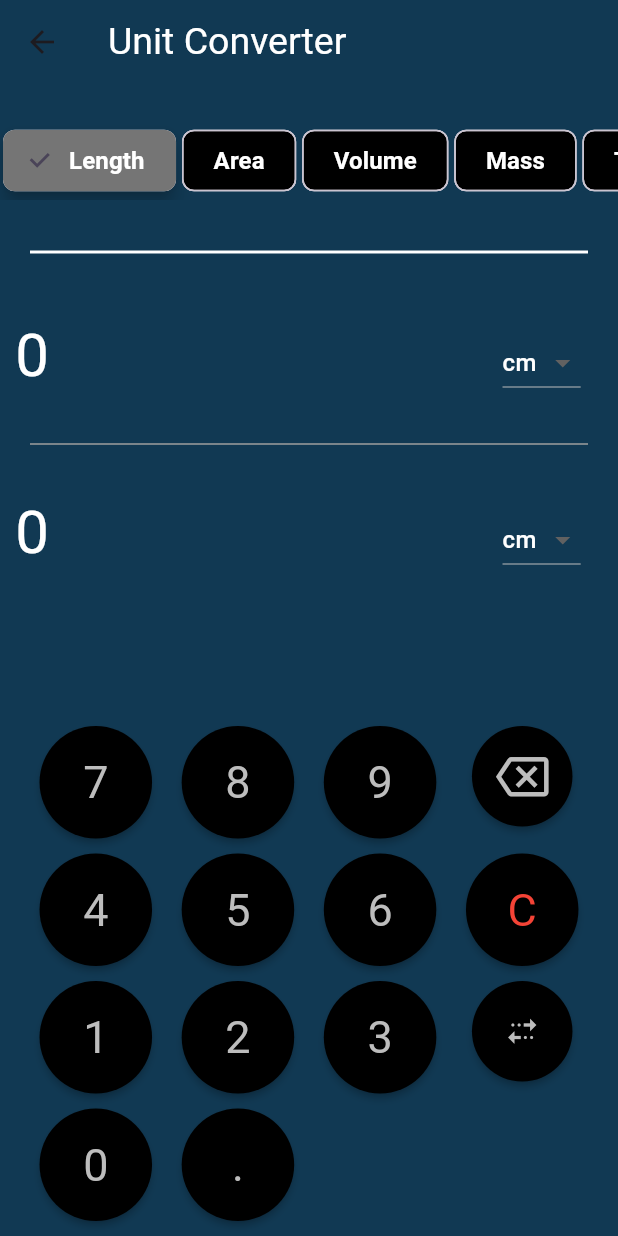
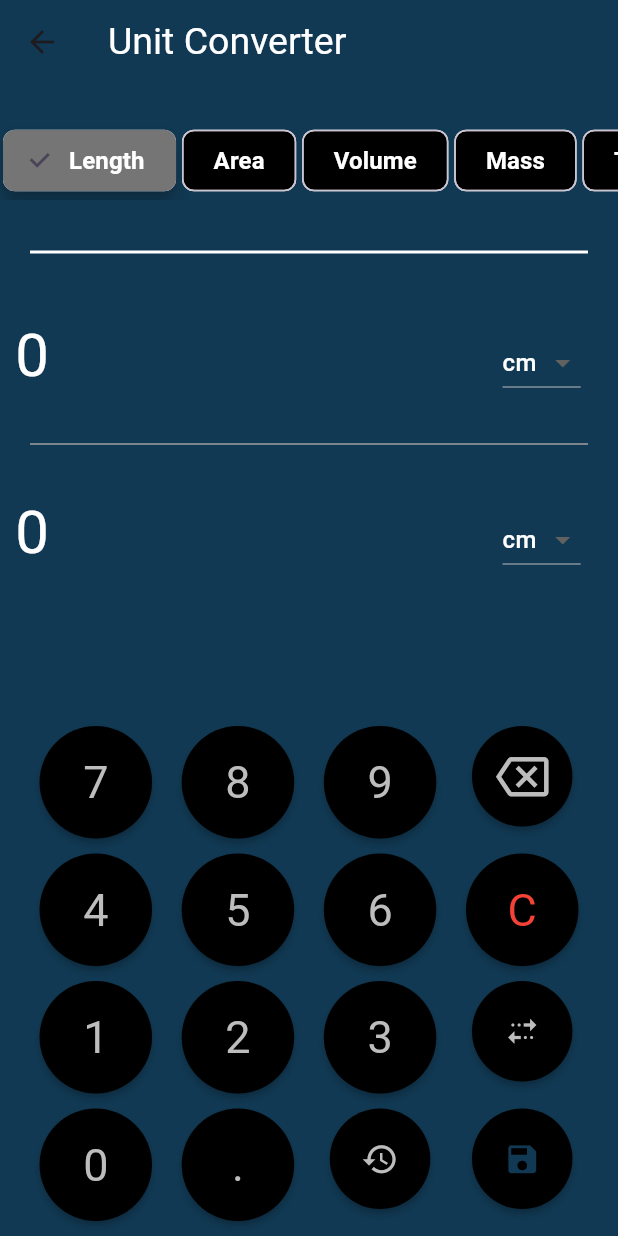
Before and after one commit to ElieBarbar24/project1csci410, a Flutter app: the screen it shows after launch, after a tap on "Material Dimensions Quantities", on a phone screen of 412 x 824 dp. Run offline on Flutter 3.47's test engine with Material 3 defaults, Android fonts, the phone set to English and light mode, and no system bars.

Commit message:
History Page

```diff
--- /dev/null
+++ b/lib/Data.dart
@@ -0,0 +1 @@
+List<Map<String,String>> history = [];
--- a/lib/Pages/Home.dart
+++ b/lib/Pages/Home.dart
@@ -1,4 +1,6 @@
 import 'package:flutter/material.dart';
+import 'package:project1csci410/Data.dart';
+import 'package:project1csci410/Pages/History.dart';
 import 'package:project1csci410/UnitConverter/AreaConverter.dart';
 import 'package:project1csci410/UnitConverter/DataConverter.dart';
 import 'package:project1csci410/UnitConverter/FrequencyConverter.dart';
@@ -541,10 +543,34 @@ class _HomeState extends State<Home> {
                   ),
                 ),
                 RawMaterialButton(
-                  onPressed: () {},
+                  onPressed: () {
+                    Navigator.of(context).push(MaterialPageRoute(builder: (builder)=>History()));
+                  },
+                  fillColor: Colors.black,
+                  shape: const CircleBorder(),
+                  padding: const EdgeInsets.all(21.0),
+                  child: const Icon(
+                    Icons.history,
+                    size:25,
+                    color:Color(0xFFBDBDBD),
+                  ),
                 ),
                 RawMaterialButton(
-                  onPressed: () {},
+                  onPressed: () {
+                    history.add({
+                      "From":'$valuein $vfrom',
+                      "To": '$valueout $vto',
+                      "Date": '${DateTime.now().hour}:${DateTime.now().minute}:${DateTime.now().second}'
+                    });
+                  },
+                  fillColor: Colors.black,
+                  shape: const CircleBorder(),
+                  padding: EdgeInsets.all(21.0),
+                  child: const Icon(
+                    Icons.save,
+                    size:25,
+                    color:Color(0xFF113953),
+                  ),
                 ),
               ])
             ],
```
Also changed, not shown: lib/Pages/History.dart (added, +48 -0 lines).
